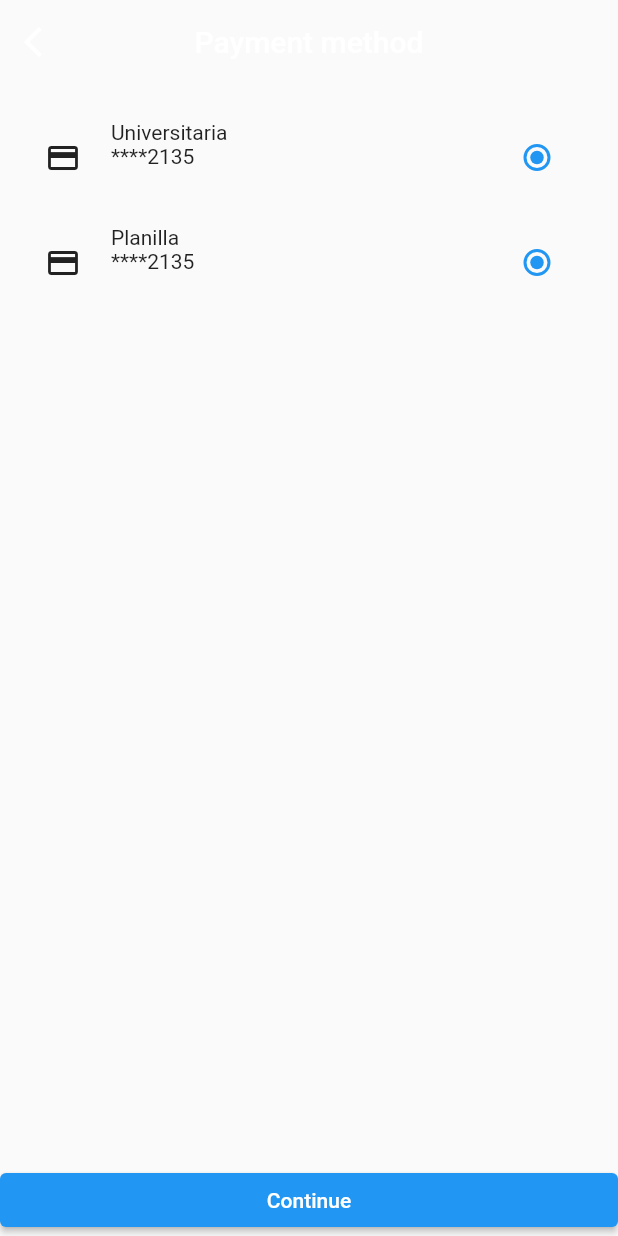
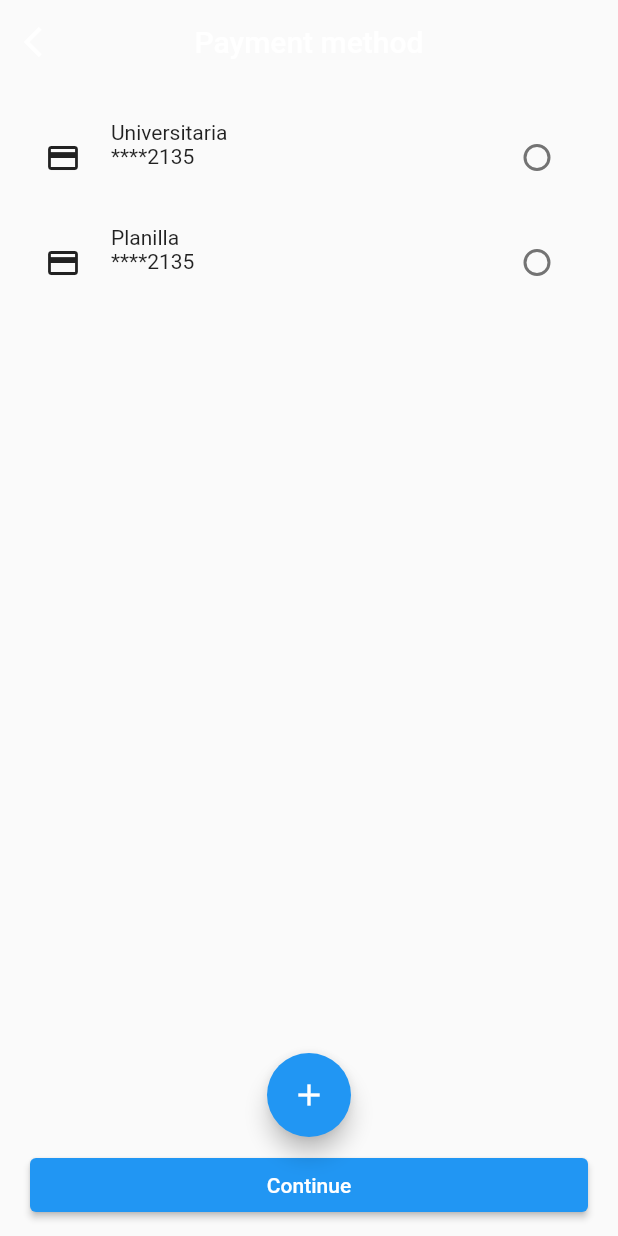
Before and after one commit to AlejandroCisnero/ECommerceApp, a Flutter app: the PaymentScreen screen opened directly, on a phone screen of 412 x 824 dp. Run offline on Flutter 3.47's test engine with Material 2 defaults, Android fonts, the phone set to English and light mode, and no system bars; our stand-ins replace connectivity_plus, country_picker, flutter_svg, google_fonts, transparent_image; missing offline and left inert: dart:ffi; network calls fail.

Commit message:
creditCard radio button

```diff
--- a/lib/main.dart
+++ b/lib/main.dart
@@ -7,6 +7,7 @@ import 'package:e_commerce_app/providers/credit_cards.dart';
 import 'package:e_commerce_app/providers/network.dart';
 import 'package:e_commerce_app/screens/cart_screen.dart';
 import 'package:e_commerce_app/screens/checkout/create_address_screen.dart';
+import 'package:e_commerce_app/screens/checkout/create_credit_card.dart';
 import 'package:e_commerce_app/screens/checkout/payment_screen.dart';
 import 'package:e_commerce_app/screens/checkout/shipping_screen.dart';
 import 'package:e_commerce_app/screens/home.dart';
@@ -85,6 +86,7 @@ class _MyHomePageState extends State<MyHomePage> {
           ShippingScreen.route: (context) => const ShippingScreen(),
           PaymentScreen.route: (context) => const PaymentScreen(),
           CreateAddressScreen.route: (context) => const CreateAddressScreen(),
+          CreateCreditCard.route: (context) => const CreateCreditCard()
         },
       ),
     );
--- a/lib/providers/credit_cards.dart
+++ b/lib/providers/credit_cards.dart
@@ -9,5 +9,14 @@ class CreditCards with ChangeNotifier {
         '08/22', '338', 'Planilla')
   ];
 
+  String _selectedCard = '';
+
+  get selectedCard => _selectedCard;
+
+  void changeSelectedCard(String value) {
+    _selectedCard = value;
+    notifyListeners();
+  }
+
   get creditCards => [..._creditCards];
 }
--- a/lib/screens/checkout/payment_screen.dart
+++ b/lib/screens/checkout/payment_screen.dart
@@ -1,18 +1,45 @@
+import 'dart:ffi';
+
 import 'package:e_commerce_app/models/credit_card.dart';
 import 'package:e_commerce_app/providers/credit_cards.dart';
+import 'package:e_commerce_app/screens/checkout/create_credit_card.dart';
 import 'package:e_commerce_app/widgets/checkout/checkout_appbar.dart';
 import 'package:e_commerce_app/widgets/checkout/credit_card_card.dart';
 import 'package:flutter/material.dart';
 import 'package:provider/provider.dart';
 
-class PaymentScreen extends StatelessWidget {
+class PaymentScreen extends StatefulWidget {
   const PaymentScreen({Key? key}) : super(key: key);
   static const route = '/checkout/delivery';
+
+  @override
+  State<PaymentScreen> createState() => _PaymentScreenState();
+}
+
+class _PaymentScreenState extends State<PaymentScreen> {
+  String creditCard = 'none';
+
   @override
   Widget build(BuildContext context) {
     List<CreditCard> creditCards =
         Provider.of<CreditCards>(context).creditCards;
+    void changeCreditCard(String value) {
+      setState(() {
+        creditCard = value;
+      });
+    }
+
     return Scaffold(
+      floatingActionButtonLocation: FloatingActionButtonLocation.centerFloat,
+      floatingActionButton: Container(
+        margin: const EdgeInsets.only(bottom: 50),
+        child: FloatingActionButton(
+          onPressed: () {
+            Navigator.of(context).pushNamed(CreateCreditCard.route);
+          },
+          child: const Icon(Icons.add),
+        ),
+      ),
       appBar: CheckoutAppbar('Payment method'),
       body: SizedBox(
           height: MediaQuery.of(context).size.height,
@@ -23,11 +50,19 @@ class PaymentScreen extends StatelessWidget {
                 child: ListView.builder(
                     itemCount: creditCards.length,
                     itemBuilder: (context, index) {
+                      var key = Key(creditCards[index].alias);
                       return CreditCardCard(
-                          creditCards[index].alias, creditCards[index].number);
+                        creditCard,
+                        changeCreditCard,
+                        creditCards[index].alias,
+                        creditCards[index].number,
+                        key: key,
+                      );
                     }),
               ),
               Container(
+                  margin:
+                      const EdgeInsets.only(bottom: 10, left: 20, right: 20),
                   width: double.infinity,
                   child:
                       ElevatedButton(onPressed: () {}, child: Text('Continue')))
--- a/lib/widgets/checkout/credit_card_card.dart
+++ b/lib/widgets/checkout/credit_card_card.dart
@@ -1,18 +1,25 @@
+import 'package:e_commerce_app/providers/credit_cards.dart';
 import 'package:flutter/material.dart';
 import 'package:flutter/rendering.dart';
+import 'package:provider/provider.dart';
 
 class CreditCardCard extends StatefulWidget {
-  const CreditCardCard(this.holder, this.number, {Key? key}) : super(key: key);
+  CreditCardCard(
+      this.creditCard, this.changeCreditCard, this.holder, this.number,
+      {Key? key})
+      : super(key: key);
   final String holder;
   final String number;
+  String creditCard;
+  void Function(String value) changeCreditCard;
   @override
   State<CreditCardCard> createState() => _CreditCardCardState();
 }
 
 class _CreditCardCardState extends State<CreditCardCard> {
-  bool _creditCard = false;
   @override
   Widget build(BuildContext context) {
+    String selectedCreditCard = Provider.of<CreditCards>(context).selectedCard;
     return Container(
       height: 70,
       padding: const EdgeInsets.symmetric(vertical: 10, horizontal: 20),
@@ -33,24 +40,14 @@ class _CreditCardCardState extends State<CreditCardCard> {
         ),
         Container(
           margin: const EdgeInsets.symmetric(vertical: 10, horizontal: 10),
-          child: Radio<bool>(
-            value: false,
-            groupValue: _creditCard,
-            onChanged: (bool? value) {
-              _creditCard = value!;
+          child: Radio<String>(
+            value: widget.holder,
+            groupValue: selectedCreditCard,
+            onChanged: (String? value) {
+              Provider.of<CreditCards>(context, listen: false)
+                  .changeSelectedCard(value!);
             },
           ),
-          // child: Container(
-          //   width: 25,
-          //   height: 25,
-          //   padding: const EdgeInsets.all(5),
-          //   decoration: BoxDecoration(
-          //       color: Theme.of(context).colorScheme.onBackground,
-          //       borderRadius: BorderRadius.circular(25),
-          //       border: Border.all(
-          //           color: Theme.of(context).colorScheme.onBackground,
-          //           width: 1)),
-          // ),
         )
       ]),
     );
```
Also changed, not shown: lib/screens/checkout/create_credit_card.dart (added, +20 -0 lines).
